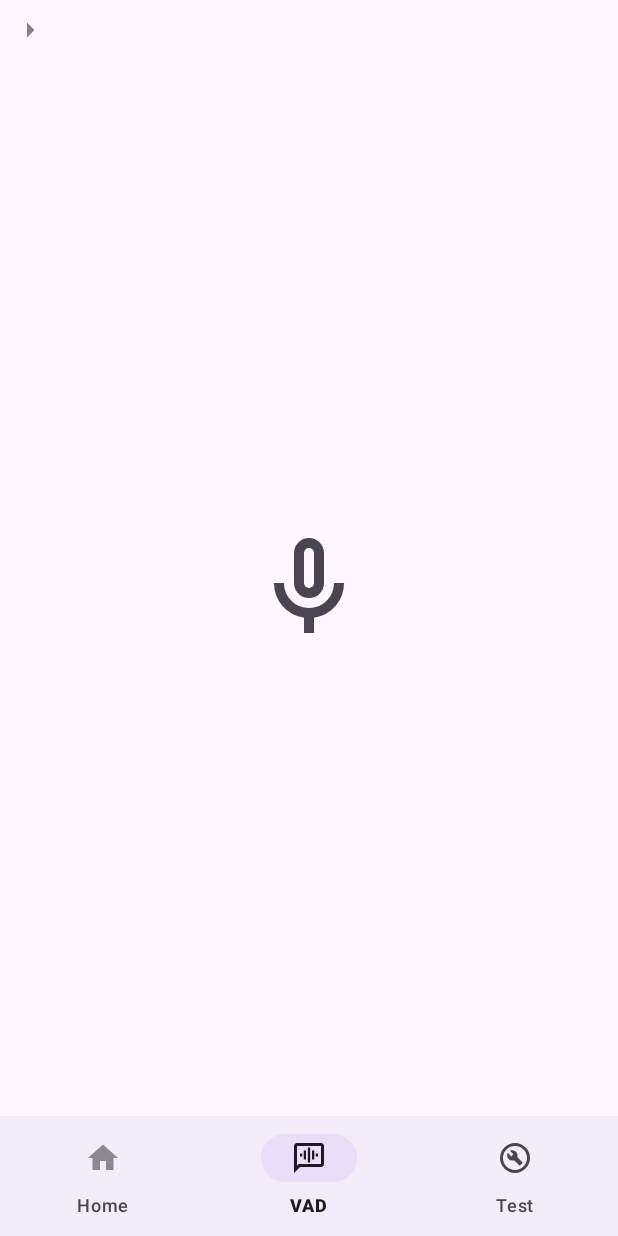
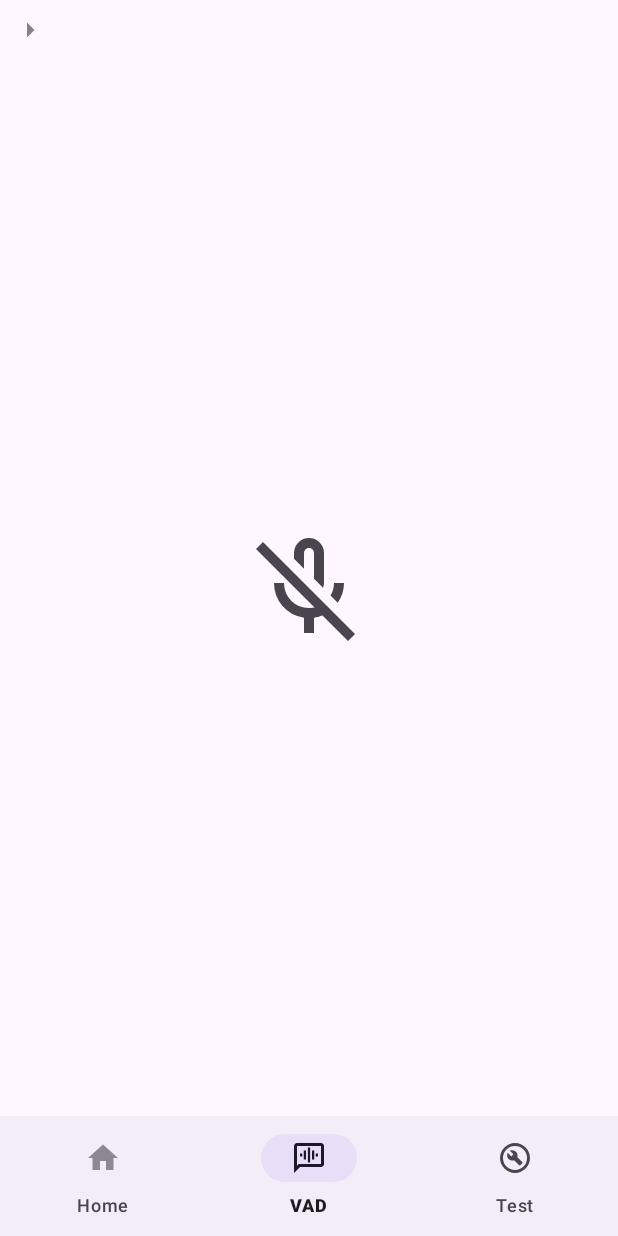
Before and after one commit to aykutalpgurler/databoss-aag, an Android app: the screen it shows after launch (MainActivity), item 2 of the bottom bar chosen, on a phone screen of 412 x 824 dp. Run offline under Robolectric (Android 15) with nearby library versions, the phone set to English and light mode, and no system bars; libraries missing offline, so code that uses them is left out: com.konovalov.vad; 1 statement that could not run was skipped.

Commit message:
gerçek zamanlı konuşma tespiti başarılı

```diff
--- a/app/src/main/java/com/databoss/aag/fragments/VADFragment.kt
+++ b/app/src/main/java/com/databoss/aag/fragments/VADFragment.kt
@@ -2,14 +2,16 @@ package com.databoss.aag.fragments
 
 import android.Manifest
 import android.content.pm.PackageManager
+import android.content.res.Resources
 import android.media.AudioFormat
 import android.media.AudioRecord
 import android.media.MediaRecorder
-import android.os.Build
+ import android.os.Build
 import android.os.Bundle
 import android.util.Log
 import android.view.View
 import android.widget.ImageView
+import android.widget.TextView
 import androidx.annotation.RequiresApi
 import androidx.annotation.RequiresPermission
 import androidx.core.app.ActivityCompat
@@ -27,6 +29,7 @@ import java.io.RandomAccessFile
 import java.nio.ByteBuffer
 import java.nio.ByteOrder
 import java.util.concurrent.atomic.AtomicBoolean
+import kotlin.random.Random
 
 class VADFragment : Fragment(R.layout.fragment_vad) {
 
@@ -36,7 +39,7 @@ class VADFragment : Fragment(R.layout.fragment_vad) {
     // config for webrtc-vad
     private val sampleRate = SampleRate.SAMPLE_RATE_16K
     private val frameSize = FrameSize.FRAME_SIZE_320
-    private val mode = Mode.VERY_AGGRESSIVE
+    private val mode = Mode.NORMAL
     private val silenceDurationMs = 300
     private val speechDurationMs = 50
 
@@ -49,10 +52,12 @@ class VADFragment : Fragment(R.layout.fragment_vad) {
 
     // resources
     private lateinit var audioRecord: AudioRecord
+    private lateinit var vad: VadWebRTC
 
     // mediarecord
     private var mediaRecorder: MediaRecorder? = null
     private var outputFile: String? = null
+
 
 
 
@@ -72,45 +77,49 @@ class VADFragment : Fragment(R.layout.fragment_vad) {
             }
 
             if (isMicToggled) {
+                micIcon.setImageResource(R.drawable.mic_24px)
                 Log.d(TAG, "Listening started")
                 listenAudioRecord()
 
             } else {
+                micIcon.setImageResource(R.drawable.mic_off_24px)
                 Log.d(TAG, "Listening stopped")
                 stopAudioRecord()
             }
         }
     }
 
-    @RequiresApi(Build.VERSION_CODES.S)
-    private fun listenMediaRecorder() {
-        val outputDir = File(context?.getExternalFilesDir(null), "MediaRecord")
-        if (!outputDir.exists()) outputDir.mkdirs()
-        outputFile = File(outputDir, "audio_${System.currentTimeMillis()}.mp3").absolutePath
-
-
-        mediaRecorder = MediaRecorder(requireContext()).apply {
-            setAudioSource(MediaRecorder.AudioSource.MIC)
-            setOutputFormat(MediaRecorder.OutputFormat.MPEG_4)
-            setAudioEncoder(MediaRecorder.AudioEncoder.AAC)
-            setOutputFile(outputFile)
-
-            prepare()
-            start()
-        }
-    }
-
-    private fun stopMediaRecorder() {
-        mediaRecorder?.apply {
-            stop()
-            release()
-            Log.i(TAG, "Audio saved at: $outputFile")
-        }
-        mediaRecorder = null
-    }
+//    @RequiresApi(Build.VERSION_CODES.S)
+//    private fun listenMediaRecorder() {
+//        val outputDir = File(context?.getExternalFilesDir(null), "MediaRecord")
+//        if (!outputDir.exists()) outputDir.mkdirs()
+//        outputFile = File(outputDir, "audio_${System.currentTimeMillis()}.mp3").absolutePath
+//
+//
+//        mediaRecorder = MediaRecorder(requireContext()).apply {
+//            setAudioSource(MediaRecorder.AudioSource.MIC)
+//            setOutputFormat(MediaRecorder.OutputFormat.MPEG_4)
+//            setAudioEncoder(MediaRecorder.AudioEncoder.AAC)
+//            setOutputFile(outputFile)
+//
+//            prepare()
+//            start()
+//        }
+//    }
+//
+//    private fun stopMediaRecorder() {
+//        mediaRecorder?.apply {
+//            stop()
+//            release()
+//            Log.i(TAG, "Audio saved at: $outputFile")
+//        }
+//        mediaRecorder = null
+//    }
 
     @RequiresPermission(Manifest.permission.RECORD_AUDIO)
     fun listenAudioRecord() {
+
+//        val textView : TextView? = view?.findViewById<TextView>(R.id.audioLogTextView)
 
         audioRecord = AudioRecord(
             audioSource,
@@ -120,14 +129,61 @@ class VADFragment : Fragment(R.layout.fragment_vad) {
             bufferSizeInBytes
         )
 
+        vad = VadWebRTC(
+            sampleRate = sampleRate,
+            frameSize = frameSize,
+            mode = mode,
+            silenceDurationMs = silenceDurationMs,
+            speechDurationMs = speechDurationMs
+        )
+
+        val chunkSize = frameSize.value * 2
+        val pendingBytes = mutableListOf<Byte>()
+
         audioRecord.startRecording()
-
         val recordingThread = Thread {
             val audioData = ByteArray(bufferSizeInBytes)
             while (isMicToggled) {
                 val bytesRead = audioRecord.read(audioData, 0, audioData.size)
                 if (bytesRead > 0) {
-                    Log.wtf("AudioRecord", audioData.asList().toString())
+//                    val audioDataList = audioData.asList().toString()
+//                    requireActivity().runOnUiThread {
+//                        textView?.append("${audioDataList}\n")
+//                    }
+//                    Log.d("AudioRecord", "${audioDataList.length.toString()} - ${audioDataList.toString()}")
+                    for (i in 0 until bytesRead) pendingBytes.add(audioData[i])
+                }
+                while (pendingBytes.size >= chunkSize) {
+                    val chunk = pendingBytes.subList(0, chunkSize).toByteArray()
+                    pendingBytes.subList(0, chunkSize).clear()
+
+                    val isSpeech = vad.isSpeech(chunk)
+                    Log.d("VAD", "Speech detected $isSpeech")
+
+                    requireActivity().runOnUiThread {
+                        val micIcon = view?.findViewById<ImageView>(R.id.micIcon)
+                        if (isSpeech) {
+                            micIcon?.setColorFilter(
+                                resources.getColor(R.color.active, null),
+                                android.graphics.PorterDuff.Mode.SRC_IN
+                            )
+                        } else {
+                            micIcon?.clearColorFilter()
+                            micIcon?.setImageResource(R.drawable.mic_24px)
+                        }
+                    }
+//                    val micIcon = view?.findViewById<ImageView>(R.id.micIcon)
+//                    if (isSpeech) {
+//                        micIcon?.setColorFilter(
+//                            resources.getColor(R.color.active, null),
+//                            android.graphics.PorterDuff.Mode.SRC_IN
+//                        )
+//                    } else {
+//                        micIcon?.setColorFilter(
+//                            resources.getColor(R.color.black, null),
+//                            android.graphics.PorterDuff.Mode.SRC_IN
+//                        )
+//                    }
                 }
             }
         }
--- /dev/null
+++ b/app/src/main/res/drawable/mic_off_24px.xml
@@ -0,0 +1,10 @@
+<vector xmlns:android="http://schemas.android.com/apk/res/android"
+    android:width="24dp"
+    android:height="24dp"
+    android:viewportWidth="960"
+    android:viewportHeight="960"
+    android:tint="?attr/colorControlNormal">
+  <path
+      android:fillColor="@android:color/white"
+      android:pathData="M710,598L652,540Q666,517 673,492Q680,467 680,440L760,440Q760,484 747,523.5Q734,563 710,598ZM480,366Q480,366 480,366Q480,366 480,366L480,366L480,366L480,366Q480,366 480,366Q480,366 480,366ZM592,478L520,406L520,200Q520,183 508.5,171.5Q497,160 480,160Q463,160 451.5,171.5Q440,183 440,200L440,326L360,246L360,200Q360,150 395,115Q430,80 480,80Q530,80 565,115Q600,150 600,200L600,440Q600,451 597.5,460Q595,469 592,478ZM440,840L440,717Q336,703 268,624Q200,545 200,440L280,440Q280,523 337.5,581.5Q395,640 480,640Q514,640 544.5,629.5Q575,619 600,600L657,657Q628,680 593.5,696Q559,712 520,717L520,840L440,840ZM792,904L56,168L112,112L848,848L792,904Z"/>
+</vector>
--- a/app/src/main/res/layout/fragment_vad.xml
+++ b/app/src/main/res/layout/fragment_vad.xml
@@ -14,13 +14,13 @@
         android:clickable="true"
         android:contentDescription="Mic Icon"
         android:focusable="true"
-        android:src="@drawable/mic_24px"
+        android:src="@drawable/mic_off_24px"
         app:layout_constraintBottom_toBottomOf="parent"
         app:layout_constraintEnd_toEndOf="parent"
         app:layout_constraintStart_toStartOf="parent"
         app:layout_constraintTop_toTopOf="parent" />
 
-<!--    <TextView-->
+    <!--    <TextView-->
 <!--        android:id="@+id/vadStatus"-->
 <!--        android:layout_width="wrap_content"-->
 <!--        android:layout_height="wrap_content"-->
--- a/app/src/main/res/values/colors.xml
+++ b/app/src/main/res/values/colors.xml
@@ -2,4 +2,5 @@
 <resources>
     <color name="black">#FF000000</color>
     <color name="white">#FFFFFFFF</color>
+    <color name="active">#6900FF</color>
 </resources>
```
